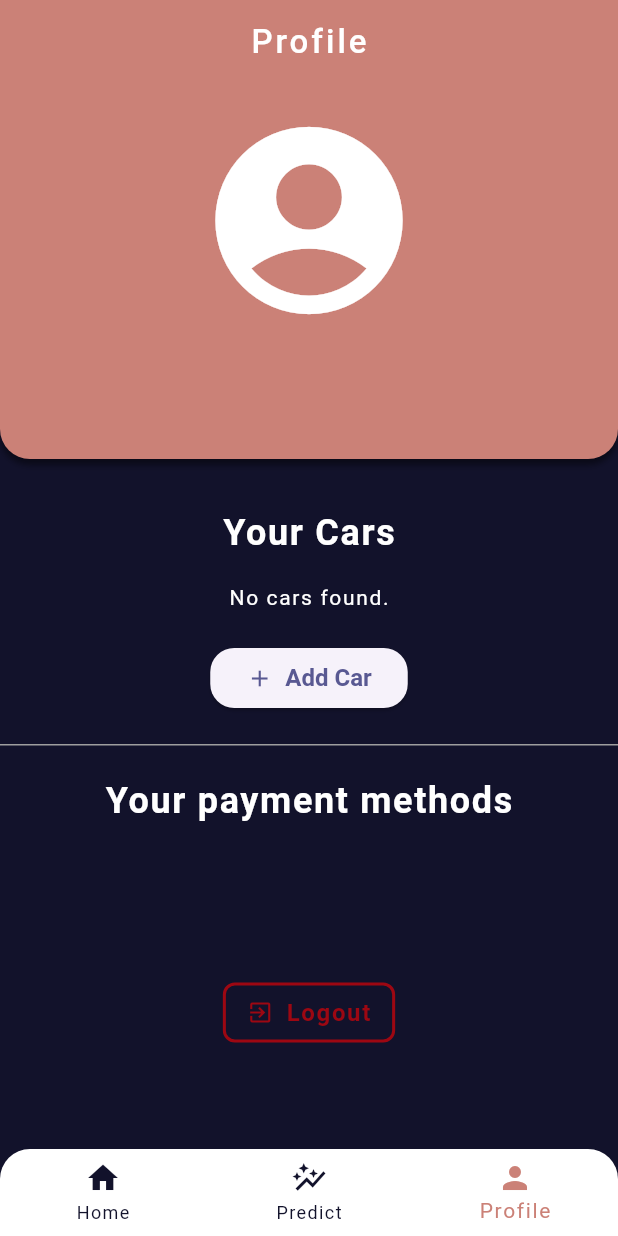
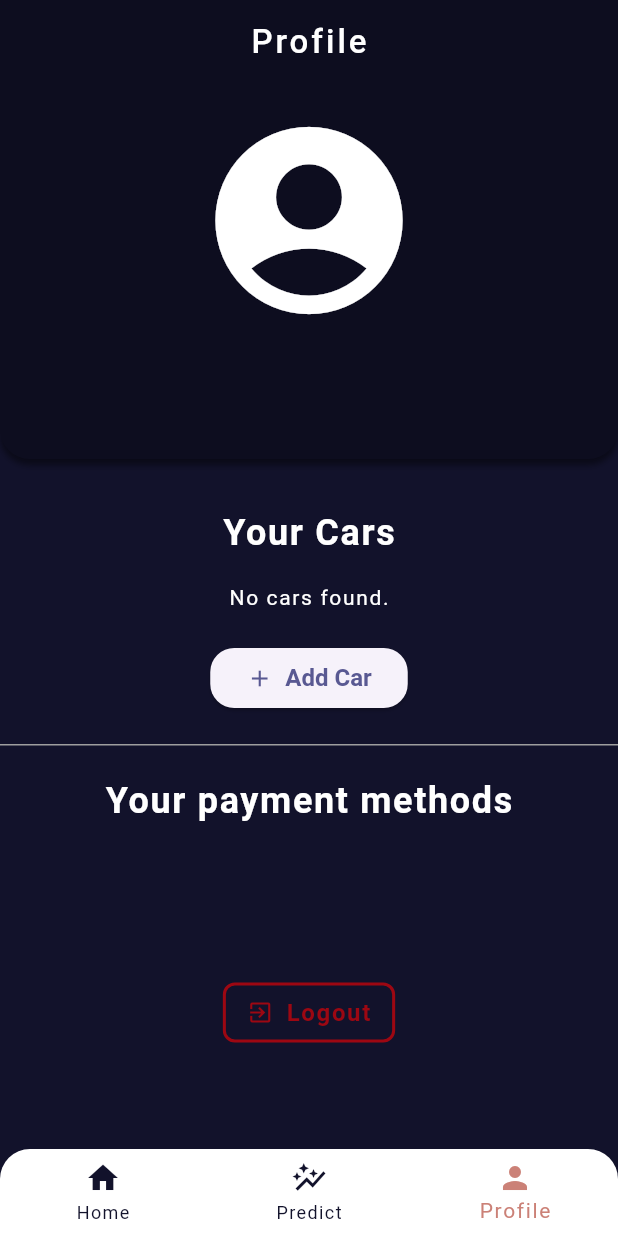
Before and after one commit to DanceaRadu/SwiftParkMobile, a Flutter app: the screen it shows once a user with an empty profile is signed in, item 3 of the bottom bar chosen, on a phone screen of 412 x 824 dp. Run offline on Flutter 3.47's test engine with Material 3 defaults, Android fonts, the phone set to English and light mode, and no system bars; our stand-ins replace cloud_firestore, firebase_auth, firebase_core, flutter_map, flutter_riverpod, google_sign_in and 1 more; accounts and stored records are empty; generated files the repository leaves out were written again.

```diff
--- a/lib/color_palette.dart
+++ b/lib/color_palette.dart
@@ -4,6 +4,7 @@ class ColorPalette {
 
   static const Color seedColor = Color(0xFF12122B);
   static const Color surface = Color(0xFF12122B);
+  static const Color darkerSurface = Color(0xFF0D0D1F);
   static const Color onSurface = Color(0xFFFFFFFF);
   static const Color secondary = Color(0xFFCB8177);
   static const Color accent = Color(0xFF7FC35F);
--- a/lib/pages/home_page.dart
+++ b/lib/pages/home_page.dart
@@ -42,7 +42,7 @@ class _HomePageState extends State<HomePage> {
         title: Text(activePageTitle),
         scrolledUnderElevation: 0,
         centerTitle: true,
-        backgroundColor: _selectedPageIndex == 2 ? ColorPalette.secondary : ColorPalette.surface,
+        backgroundColor: _selectedPageIndex == 2 ? ColorPalette.darkerSurface : ColorPalette.surface,
       ),
       body: activePage,
       bottomNavigationBar: ClipRRect(
--- a/lib/pages/profile_page/profile_page.dart
+++ b/lib/pages/profile_page/profile_page.dart
@@ -31,7 +31,7 @@ class ProfilePage extends StatelessWidget {
                           offset: Offset(0, 4),
                         ),
                       ],
-                      color: ColorPalette.secondary,
+                      color: ColorPalette.darkerSurface,
                       borderRadius: BorderRadius.only(
                         bottomLeft: Radius.circular(20),
                         bottomRight: Radius.circular(20),
```
Also changed, not shown: lib/pages/payment_page/map_view.dart (+17 -5 lines), lib/pages/payment_page/payment_page.dart (+20 -2 lines).
